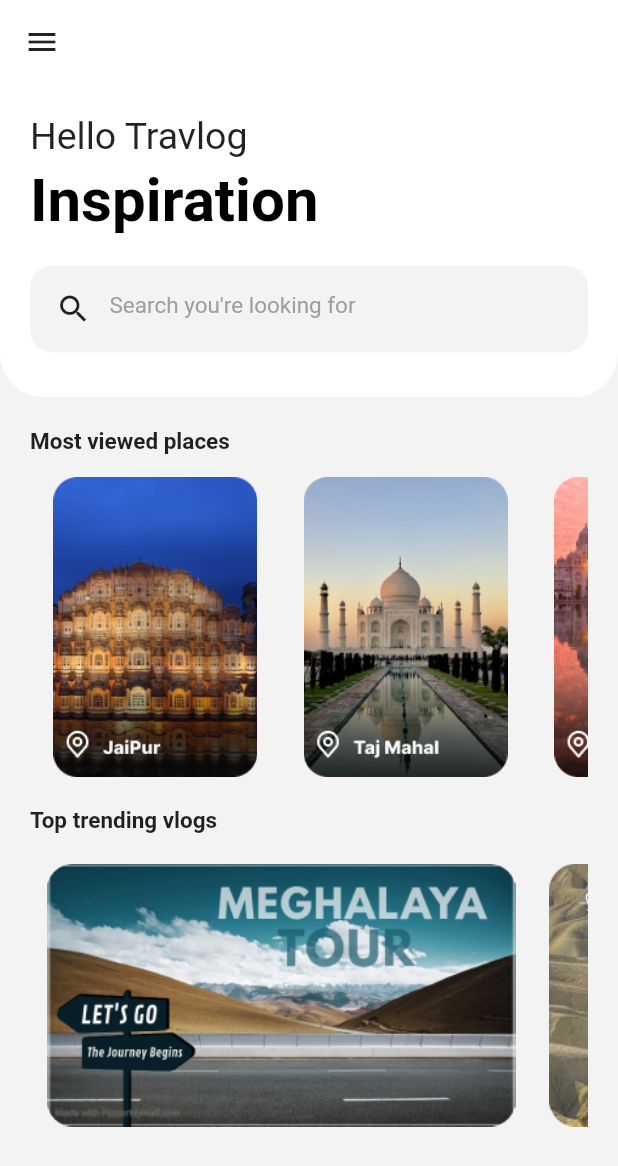
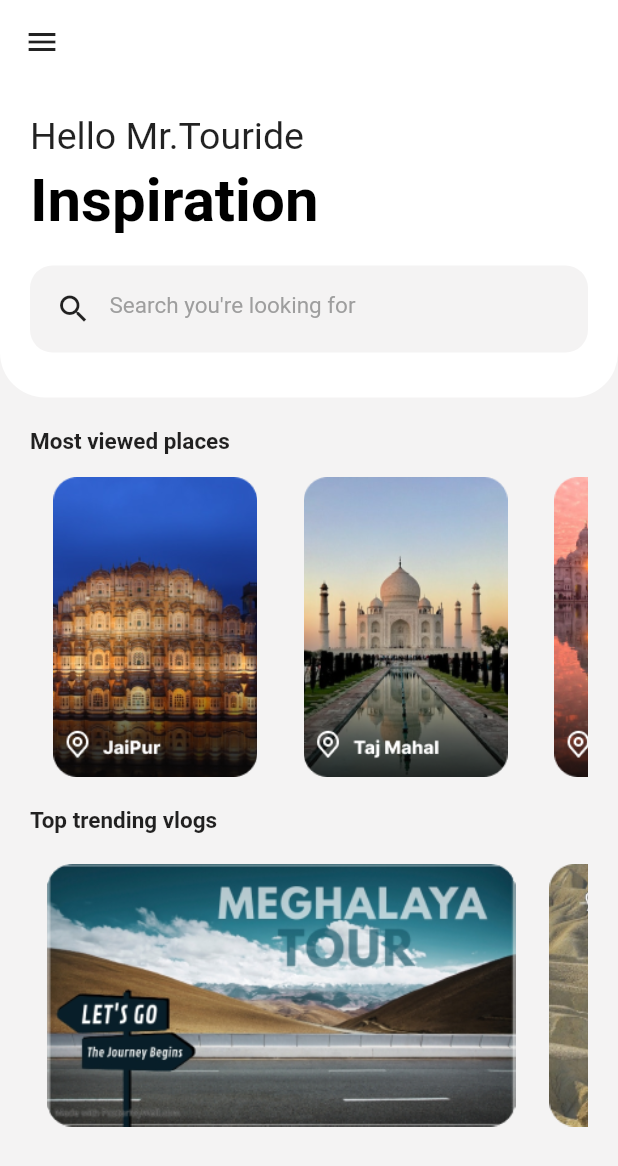
Before and after one commit to ajinkyamhase/mrtouride, a Flutter app: the HomeScreen screen opened directly, on a phone screen of 412 x 824 dp. Shown: the top 1166 px of the screen. Run offline on Flutter 3.47's test engine with Material 2 defaults, Android fonts, the phone set to English and light mode, and no system bars; our stand-ins replace cloud_firestore, firebase_auth, firebase_core, flutter_svg, lottie; accounts and stored records are empty; network calls fail; project files that could hold a hidden picture were left out.

Commit message:
Final push

```diff
--- a/lib/home_page.dart
+++ b/lib/home_page.dart
@@ -41,7 +41,7 @@ class _HomePageState extends State<HomeScreen> {
                   crossAxisAlignment: CrossAxisAlignment.start,
                   children: <Widget>[
                     Text(
-                      'Hello Travlog',
+                      'Hello Mr.Touride',
                       style: TextStyle(color: Colors.black87, fontSize: 25),
                     ),
                     SizedBox(
```
